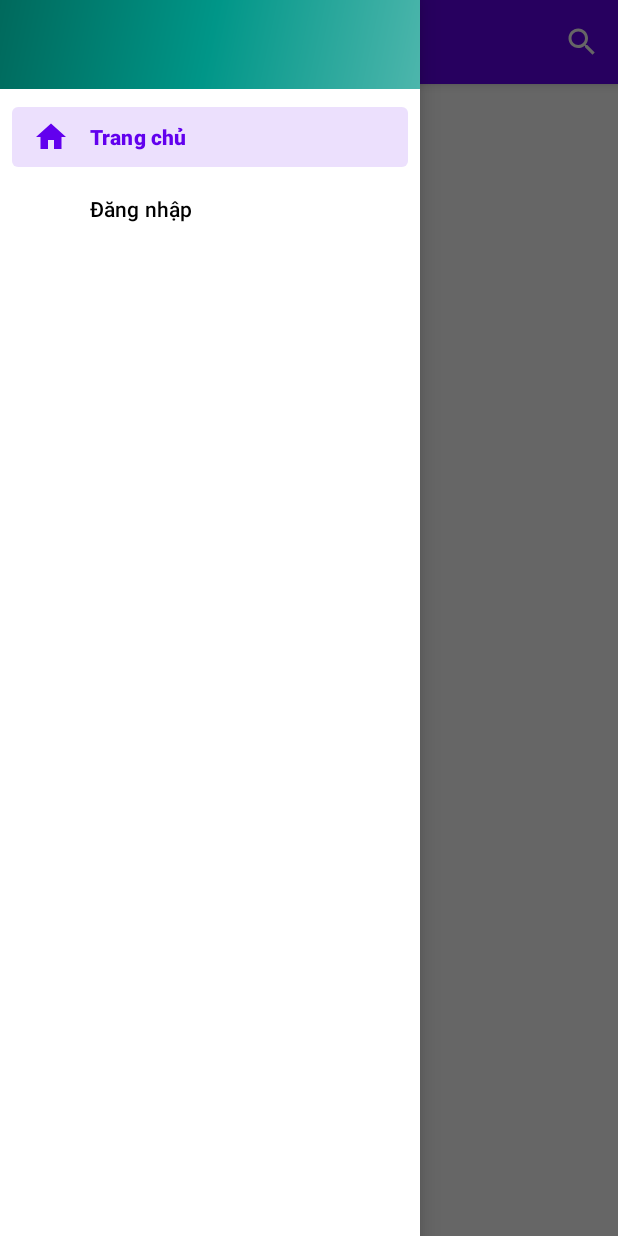
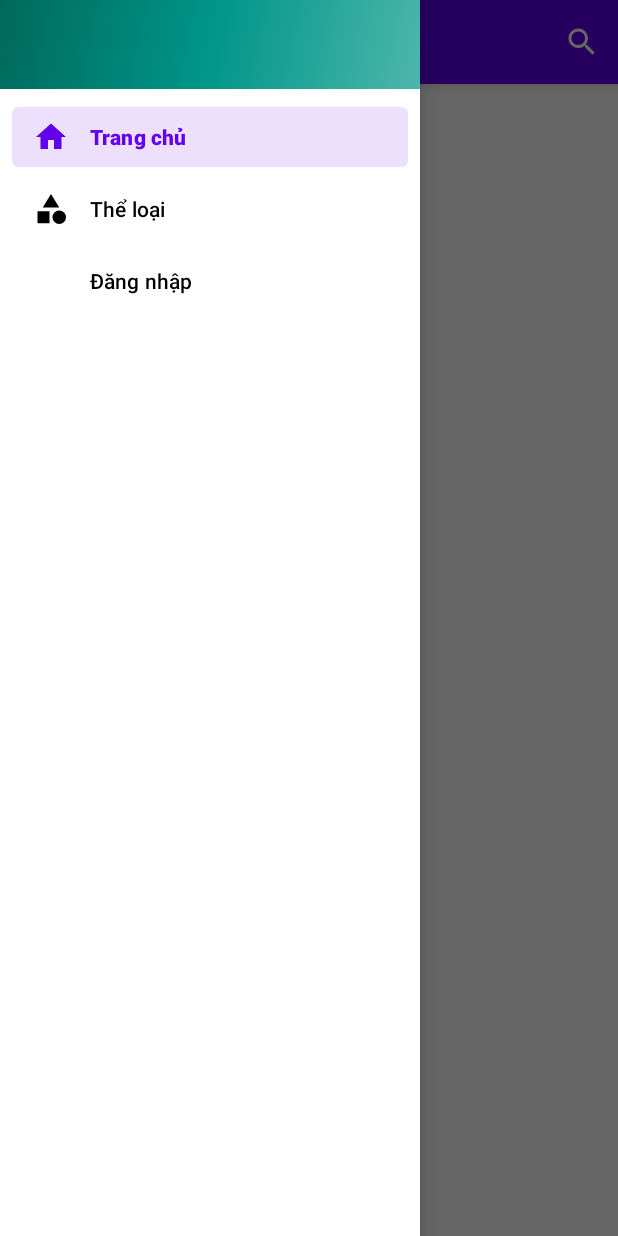
Before and after one commit to chau-nm/ComicVN, an Android app: the screen it shows after launch (MainActivity), with the side drawer open, on a phone screen of 412 x 824 dp. Run offline under Robolectric (Android 15) with nearby library versions, the phone set to English and light mode, and no system bars; our stand-ins replace Firebase (no records; nobody signed in at launch, a user with empty details on screens opened directly), Picasso, navigation-ui.

Commit message:
category

```diff
--- a/app/src/main/AndroidManifest.xml
+++ b/app/src/main/AndroidManifest.xml
@@ -51,6 +51,9 @@
         <activity
             android:name=".ui.search.SearchActivity"
             android:exported="true"/>
+        <activity
+            android:name=".ui.category.ChoseCategoryActivity"
+            android:exported="true"/>
     </application>
 
 </manifest>
--- a/app/src/main/java/com/example/comicvn/ui/MainActivity.java
+++ b/app/src/main/java/com/example/comicvn/ui/MainActivity.java
@@ -1,5 +1,6 @@
 package com.example.comicvn.ui;
 
+import android.annotation.SuppressLint;
 import android.content.Context;
 import android.content.Intent;
 import android.content.SharedPreferences;
@@ -21,6 +22,7 @@ import androidx.navigation.ui.NavigationUI;
 
 import com.example.comicvn.R;
 import com.example.comicvn.databinding.ActivityMainBinding;
+import com.example.comicvn.ui.category.ChoseCategoryActivity;
 import com.example.comicvn.ui.login.LoginActivity;
 import com.example.comicvn.ui.search.SearchActivity;
 import com.google.android.material.navigation.NavigationView;
@@ -36,6 +38,7 @@ public class MainActivity extends AppCompatActivity {
     private TextView welcomMessage;
     private NavigationView navigationView;
 
+    @SuppressLint("ResourceType")
     @Override
     protected void onCreate(Bundle savedInstanceState) {
         super.onCreate(savedInstanceState);
@@ -50,10 +53,13 @@ public class MainActivity extends AppCompatActivity {
         // Passing each menu ID as a set of Ids because each
         // menu should be considered as top level destinations.
         mAppBarConfiguration = new AppBarConfiguration.Builder(
-                R.id.nav_home, R.id.nav_admin)
+                R.id.nav_home, R.id.nav_admin, R.id.nav_category)
                 .setOpenableLayout(drawer)
                 .build();
         NavController navController = Navigation.findNavController(this, R.id.nav_host_fragment_content_main);
+        int menuID = getIntent().getIntExtra("CATEGORY_MENU", -1);
+        if(menuID == R.layout.fragment_category) navController.navigate(R.id.nav_category);
+
         NavigationUI.setupActionBarWithNavController(this, navController, mAppBarConfiguration);
         NavigationUI.setupWithNavController(navigationView, navController);
 
@@ -73,6 +79,9 @@ public class MainActivity extends AppCompatActivity {
                     return true;
                 case R.id.nav_login:
                     startActivity(new Intent(MainActivity.this, LoginActivity.class));
+                    return true;
+                case R.id.nav_category:
+                    startActivity(new Intent(MainActivity.this, ChoseCategoryActivity.class));
                     return true;
             }
             return false;
--- /dev/null
+++ b/app/src/main/res/drawable/ic_baseline_category_24.xml
@@ -0,0 +1,16 @@
+<vector xmlns:android="http://schemas.android.com/apk/res/android"
+    android:width="24dp"
+    android:height="24dp"
+    android:viewportWidth="24"
+    android:viewportHeight="24"
+    android:tint="?attr/colorControlNormal">
+  <path
+      android:fillColor="@android:color/white"
+      android:pathData="M12,2l-5.5,9h11z"/>
+  <path
+      android:fillColor="@android:color/white"
+      android:pathData="M17.5,17.5m-4.5,0a4.5,4.5 0,1 1,9 0a4.5,4.5 0,1 1,-9 0"/>
+  <path
+      android:fillColor="@android:color/white"
+      android:pathData="M3,13.5h8v8H3z"/>
+</vector>
--- a/app/src/main/res/menu/activity_main_drawer.xml
+++ b/app/src/main/res/menu/activity_main_drawer.xml
@@ -10,6 +10,11 @@
             android:title="@string/menu_home" />
 
         <item
+            android:id="@+id/nav_category"
+            android:icon="@drawable/ic_baseline_category_24"
+            android:title="@string/menu_category" />
+
+        <item
             android:id="@+id/nav_admin"
             android:icon="@drawable/ic_baseline_admin_panel_settings_24"
             android:title="@string/menu_admin" />
--- a/app/src/main/res/menu/menu_main_unlogin.xml
+++ b/app/src/main/res/menu/menu_main_unlogin.xml
@@ -7,6 +7,11 @@
             android:title="@string/menu_home" />
 
         <item
+            android:id="@+id/nav_category"
+            android:icon="@drawable/ic_baseline_category_24"
+            android:title="@string/menu_category" />
+
+        <item
             android:id="@+id/nav_login"
             android:title="@string/menu_login"/>
     </group>
--- a/app/src/main/res/menu/menu_reader.xml
+++ b/app/src/main/res/menu/menu_reader.xml
@@ -9,6 +9,11 @@
             android:title="@string/menu_home" />
 
         <item
+            android:id="@+id/nav_category"
+            android:icon="@drawable/ic_baseline_category_24"
+            android:title="@string/menu_category" />
+
+        <item
             android:id="@+id/nav_logout"
             android:title="@string/menu_logout" />
     </group>
--- a/app/src/main/res/navigation/mobile_navigation.xml
+++ b/app/src/main/res/navigation/mobile_navigation.xml
@@ -12,6 +12,12 @@
         tools:layout="@layout/fragment_home" />
 
     <fragment
+        android:id="@+id/nav_category"
+        android:name="com.example.comicvn.ui.category.CategoryFragment"
+        android:label="@string/menu_category"
+        tools:layout="@layout/fragment_category" />
+
+    <fragment
         android:id="@+id/nav_admin"
         android:name="com.example.comicvn.ui.admin.view.AdminFragment"
         android:label="@string/menu_admin"
--- a/app/src/main/res/values/strings.xml
+++ b/app/src/main/res/values/strings.xml
@@ -10,6 +10,7 @@
     <string name="action_search">Search</string>
 
     <string name="menu_home">Trang chủ</string>
+    <string name="menu_category">Thể loại</string>
     <string name="menu_admin">Quản lý truyện</string>
     <string name="menu_login">Đăng nhập</string>
     <string name="menu_logout">Đăng xuất</string>
@@ -18,6 +19,4 @@
 
     <string name="for_you">Dành cho bạn</string>
     <string name="new_update">Mới cập nhật</string>
-    <!-- TODO: Remove or change this placeholder text -->
-    <string name="hello_blank_fragment">Hello blank fragment</string>
 </resources>
```
Also changed, not shown: app/src/main/java/com/example/comicvn/ui/category/CategoryAdapter.java (added, +60 -0 lines), app/src/main/java/com/example/comicvn/ui/category/CategoryFragment.java (+58 -3 lines), app/src/main/java/com/example/comicvn/ui/category/ChoseCategoryActivity.java (added, +64 -0 lines), app/src/main/java/com/example/comicvn/ui/category/ComicAdapter.java (added, +73 -0 lines), app/src/main/java/com/example/comicvn/ui/comicdetail/CategoryAdapter.java (added, +60 -0 lines), app/src/main/java/com/example/comicvn/ui/comicdetail/ComicDetailActivity.java (+3 -12 lines), app/src/main/res/layout/chose_category_activity.xml (added, +11 -0 lines), app/src/main/res/layout/fragment_category.xml (added, +11 -0 lines).
